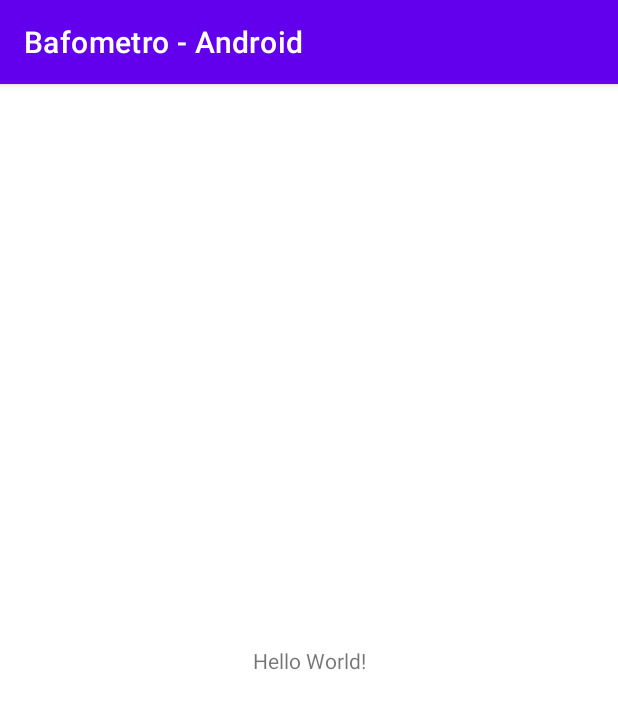
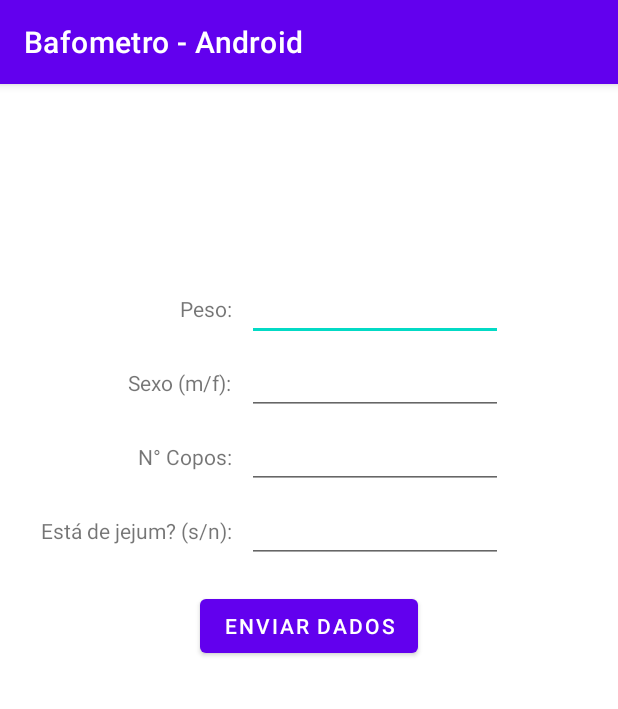
Before and after one commit to lucamps/Bafometro_Android, an Android app: the screen it shows after launch (MainActivity), on a phone screen of 412 x 824 dp. Shown: the top 709 px of the screen. Run offline under Robolectric (Android 15) with nearby library versions, the phone set to English and light mode, and no system bars.

Commit message:
Desenhando tela inicial

```diff
--- a/app/src/main/res/layout/activity_main.xml
+++ b/app/src/main/res/layout/activity_main.xml
@@ -1,18 +1,95 @@
 <?xml version="1.0" encoding="utf-8"?>
-<androidx.constraintlayout.widget.ConstraintLayout xmlns:android="http://schemas.android.com/apk/res/android"
-    xmlns:app="http://schemas.android.com/apk/res-auto"
+<RelativeLayout xmlns:android="http://schemas.android.com/apk/res/android"
     xmlns:tools="http://schemas.android.com/tools"
     android:layout_width="match_parent"
     android:layout_height="match_parent"
     tools:context=".MainActivity">
 
     <TextView
+        android:id="@+id/textViewPeso"
         android:layout_width="wrap_content"
         android:layout_height="wrap_content"
-        android:text="Hello World!"
-        app:layout_constraintBottom_toBottomOf="parent"
-        app:layout_constraintLeft_toLeftOf="parent"
-        app:layout_constraintRight_toRightOf="parent"
-        app:layout_constraintTop_toTopOf="parent" />
+        android:layout_marginStart="@dimen/initialMarginStart"
+        android:layout_marginTop="@dimen/initialMarginTop"
+        android:text="Peso:" />
 
-</androidx.constraintlayout.widget.ConstraintLayout>
+    <EditText
+        android:id="@+id/editTextPeso"
+        android:layout_width="wrap_content"
+        android:layout_height="wrap_content"
+        android:layout_alignBaseline="@id/textViewPeso"
+        android:layout_toEndOf="@id/textViewPeso"
+        android:layout_marginStart="@dimen/editTextMarginStart"
+        android:ems="8"
+        android:inputType="numberDecimal" />
+
+    <TextView
+        android:id="@+id/textViewSexo"
+        android:layout_width="wrap_content"
+        android:layout_height="wrap_content"
+        android:layout_below="@id/textViewPeso"
+        android:layout_alignEnd="@id/textViewPeso"
+        android:layout_marginTop="@dimen/textViewMarginTop"
+        android:text="Sexo (m/f):" />
+
+    <EditText
+        android:id="@+id/editTextSexo"
+        android:layout_width="wrap_content"
+        android:layout_height="wrap_content"
+        android:layout_alignBaseline="@id/textViewSexo"
+        android:layout_toEndOf="@id/textViewSexo"
+        android:layout_marginStart="@dimen/editTextMarginStart"
+        android:ems="8"
+        android:inputType="text" />
+
+    <TextView
+        android:id="@+id/textViewCopos"
+        android:layout_width="wrap_content"
+        android:layout_height="wrap_content"
+        android:layout_below="@id/textViewSexo"
+        android:layout_alignEnd="@id/textViewSexo"
+        android:layout_marginTop="@dimen/textViewMarginTop"
+        android:text="N° Copos:" />
+
+    <EditText
+        android:id="@+id/editTextCopos"
+        android:layout_width="wrap_content"
+        android:layout_height="wrap_content"
+        android:layout_alignBaseline="@id/textViewCopos"
+        android:layout_toEndOf="@id/textViewCopos"
+        android:layout_marginStart="@dimen/editTextMarginStart"
+        android:ems="8"
+        android:inputType="number" />
+
+    <TextView
+        android:id="@+id/textViewJejum"
+        android:layout_width="wrap_content"
+        android:layout_height="wrap_content"
+        android:layout_below="@id/textViewCopos"
+        android:layout_alignEnd="@id/textViewCopos"
+        android:layout_marginTop="@dimen/textViewMarginTop"
+        android:text="Está de jejum? (s/n):" />
+
+    <EditText
+        android:id="@+id/editTextJejum"
+        android:layout_width="wrap_content"
+        android:layout_height="wrap_content"
+        android:layout_alignBaseline="@id/textViewJejum"
+        android:layout_toEndOf="@id/textViewJejum"
+        android:layout_marginStart="@dimen/editTextMarginStart"
+        android:ems="8"
+        android:inputType="text" />
+
+    <Button
+        android:id="@+id/buttonEnviarDados"
+        android:layout_width="wrap_content"
+        android:layout_height="wrap_content"
+        android:layout_centerHorizontal="true"
+        android:layout_below="@id/textViewJejum"
+        android:layout_marginTop="@dimen/textViewMarginTop"
+        android:text="Enviar Dados" />
+
+
+
+
+</RelativeLayout>
--- /dev/null
+++ b/app/src/main/res/values/dimens.xml
@@ -0,0 +1,7 @@
+<?xml version="1.0" encoding="utf-8"?>
+<resources>
+    <dimen name="initialMarginTop">140dp</dimen>
+    <dimen name="initialMarginStart">120dp</dimen>
+    <dimen name="textViewMarginTop">30dp</dimen>
+    <dimen name="editTextMarginStart">10dp</dimen>
+</resources>
```
